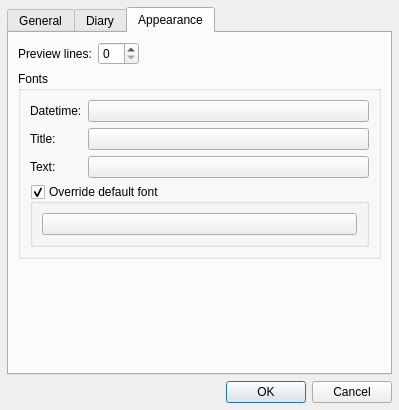
Above: hazama/ui/configdialog.ui from krrr/Hazama before the change. Below: the same form after it.
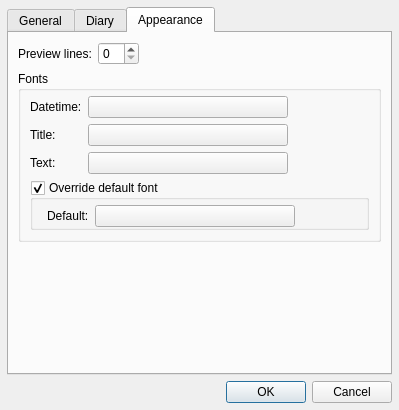
That is the form after the change. The open tabs and pages were chosen to show the change.

Patch:
```diff
--- a/hazama/ui/configdialog.ui
+++ b/hazama/ui/configdialog.ui
@@ -329,6 +329,9 @@
           <string>Fonts</string>
          </property>
          <layout class="QFormLayout" name="formLayout">
+          <property name="topMargin">
+           <number>5</number>
+          </property>
           <item row="0" column="0">
            <widget class="QLabel" name="dtFontLabel">
             <property name="text">
@@ -337,7 +340,20 @@
            </widget>
           </item>
           <item row="0" column="1">
-           <widget class="QPushButton" name="dtFontBtn"/>
+           <widget class="QPushButton" name="dtFontBtn">
+            <property name="sizePolicy">
+             <sizepolicy hsizetype="Maximum" vsizetype="Fixed">
+              <horstretch>0</horstretch>
+              <verstretch>0</verstretch>
+             </sizepolicy>
+            </property>
+            <property name="minimumSize">
+             <size>
+              <width>200</width>
+              <height>0</height>
+             </size>
+            </property>
+           </widget>
           </item>
           <item row="1" column="0">
            <widget class="QLabel" name="titleFontLabel">
@@ -354,10 +370,36 @@
            </widget>
           </item>
           <item row="1" column="1">
-           <widget class="QPushButton" name="titleFontBtn"/>
+           <widget class="QPushButton" name="titleFontBtn">
+            <property name="sizePolicy">
+             <sizepolicy hsizetype="Maximum" vsizetype="Fixed">
+              <horstretch>0</horstretch>
+              <verstretch>0</verstretch>
+             </sizepolicy>
+            </property>
+            <property name="minimumSize">
+             <size>
+              <width>200</width>
+              <height>0</height>
+             </size>
+            </property>
+           </widget>
           </item>
           <item row="2" column="1">
-           <widget class="QPushButton" name="textFontBtn"/>
+           <widget class="QPushButton" name="textFontBtn">
+            <property name="sizePolicy">
+             <sizepolicy hsizetype="Maximum" vsizetype="Fixed">
+              <horstretch>0</horstretch>
+              <verstretch>0</verstretch>
+             </sizepolicy>
+            </property>
+            <property name="minimumSize">
+             <size>
+              <width>200</width>
+              <height>0</height>
+             </size>
+            </property>
+           </widget>
           </item>
           <item row="3" column="0" colspan="2">
            <widget class="QGroupBox" name="defFontGBox">
@@ -371,8 +413,56 @@
              <bool>true</bool>
             </property>
             <layout class="QHBoxLayout" name="horizontalLayout_5">
+             <property name="leftMargin">
+              <number>14</number>
+             </property>
+             <property name="topMargin">
+              <number>5</number>
+             </property>
+             <property name="bottomMargin">
+              <number>0</number>
+             </property>
              <item>
-              <widget class="QPushButton" name="defFontBtn"/>
+              <widget class="QLabel" name="label">
+               <property name="sizePolicy">
+                <sizepolicy hsizetype="Maximum" vsizetype="Preferred">
+                 <horstretch>0</horstretch>
+                 <verstretch>0</verstretch>
+                </sizepolicy>
+               </property>
+               <property name="text">
+                <string>Default:</string>
+               </property>
+              </widget>
+             </item>
+             <item>
+              <widget class="QPushButton" name="defFontBtn">
+               <property name="sizePolicy">
+                <sizepolicy hsizetype="Maximum" vsizetype="Fixed">
+                 <horstretch>0</horstretch>
+                 <verstretch>0</verstretch>
+                </sizepolicy>
+               </property>
+               <property name="minimumSize">
+                <size>
+                 <width>200</width>
+                 <height>0</height>
+                </size>
+               </property>
+              </widget>
+             </item>
+             <item>
+              <spacer name="horizontalSpacer_5">
+               <property name="orientation">
+                <enum>Qt::Horizontal</enum>
+               </property>
+               <property name="sizeHint" stdset="0">
+                <size>
+                 <width>40</width>
+                 <height>20</height>
+                </size>
+               </property>
+              </spacer>
              </item>
             </layout>
            </widget>
```
Left out of the diff: 15 changed lines with no effect on the pictures.
